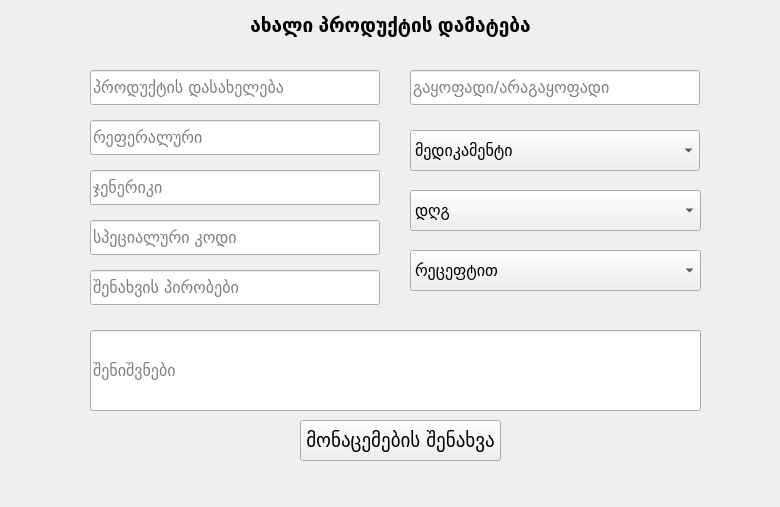
Old version of the form ui/add_product.ui in the repository nikokvirtia1984/Melodia_1.0.
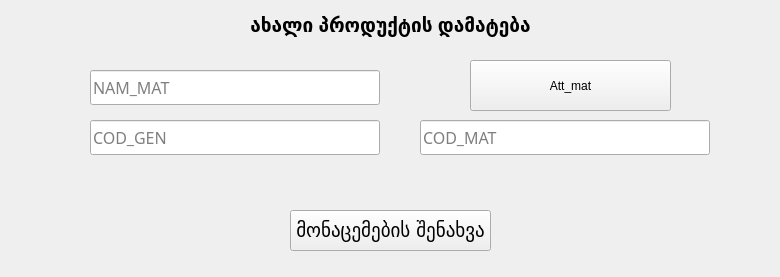
New version of the form.

What changed in the file:
```diff
--- a/ui/add_product.ui
+++ b/ui/add_product.ui
@@ -7,7 +7,7 @@
     <x>0</x>
     <y>0</y>
     <width>780</width>
-    <height>507</height>
+    <height>277</height>
    </rect>
   </property>
   <property name="windowTitle">
@@ -16,8 +16,8 @@
   <widget class="QPushButton" name="save_button">
    <property name="geometry">
     <rect>
-     <x>300</x>
-     <y>420</y>
+     <x>290</x>
+     <y>210</y>
      <width>201</width>
      <height>41</height>
     </rect>
@@ -71,7 +71,7 @@
     </font>
    </property>
    <property name="placeholderText">
-    <string>პროდუქტის დასახელება</string>
+    <string>NAM_MAT</string>
    </property>
   </widget>
   <widget class="QLineEdit" name="referral">
@@ -90,14 +90,14 @@
     </font>
    </property>
    <property name="placeholderText">
-    <string>რეფერალური</string>
+    <string>COD_GEN</string>
    </property>
   </widget>
   <widget class="QLineEdit" name="generic">
    <property name="geometry">
     <rect>
-     <x>90</x>
-     <y>170</y>
+     <x>420</x>
+     <y>120</y>
      <width>290</width>
      <height>35</height>
     </rect>
@@ -109,158 +109,20 @@
     </font>
    </property>
    <property name="placeholderText">
-    <string>ჯენერიკი</string>
+    <string>COD_MAT</string>
    </property>
   </widget>
-  <widget class="QLineEdit" name="spec_code">
+  <widget class="QPushButton" name="att_mat">
    <property name="geometry">
     <rect>
-     <x>90</x>
-     <y>220</y>
-     <width>290</width>
-     <height>35</height>
+     <x>470</x>
+     <y>60</y>
+     <width>201</width>
+     <height>51</height>
     </rect>
    </property>
-   <property name="font">
-    <font>
-     <family>BPG Glaho</family>
-     <pointsize>12</pointsize>
-    </font>
-   </property>
-   <property name="placeholderText">
-    <string>სპეციალური კოდი</string>
-   </property>
-  </widget>
-  <widget class="QLineEdit" name="storecon">
-   <property name="geometry">
-    <rect>
-     <x>90</x>
-     <y>270</y>
-     <width>290</width>
-     <height>35</height>
-    </rect>
-   </property>
-   <property name="font">
-    <font>
-     <family>BPG Glaho</family>
-     <pointsize>12</pointsize>
-    </font>
-   </property>
-   <property name="placeholderText">
-    <string>შენახვის პირობები</string>
-   </property>
-  </widget>
-  <widget class="QComboBox" name="category">
-   <property name="geometry">
-    <rect>
-     <x>410</x>
-     <y>130</y>
-     <width>290</width>
-     <height>41</height>
-    </rect>
-   </property>
-   <property name="font">
-    <font>
-     <family>BPG Glaho</family>
-     <pointsize>12</pointsize>
-    </font>
-   </property>
-   <item>
-    <property name="text">
-     <string>მედიკამენტი</string>
-    </property>
-   </item>
-   <item>
-    <property name="text">
-     <string>არამედიკამენტი</string>
-    </property>
-   </item>
-  </widget>
-  <widget class="QLineEdit" name="division">
-   <property name="geometry">
-    <rect>
-     <x>410</x>
-     <y>70</y>
-     <width>290</width>
-     <height>35</height>
-    </rect>
-   </property>
-   <property name="font">
-    <font>
-     <family>BPG Glaho</family>
-     <pointsize>12</pointsize>
-    </font>
-   </property>
-   <property name="placeholderText">
-    <string>გაყოფადი/არაგაყოფადი</string>
-   </property>
-  </widget>
-  <widget class="QComboBox" name="cc">
-   <property name="geometry">
-    <rect>
-     <x>410</x>
-     <y>190</y>
-     <width>291</width>
-     <height>41</height>
-    </rect>
-   </property>
-   <property name="font">
-    <font>
-     <pointsize>12</pointsize>
-    </font>
-   </property>
-   <item>
-    <property name="text">
-     <string>დღგ</string>
-    </property>
-   </item>
-   <item>
-    <property name="text">
-     <string>არა დღგ</string>
-    </property>
-   </item>
-  </widget>
-  <widget class="QComboBox" name="rec">
-   <property name="geometry">
-    <rect>
-     <x>410</x>
-     <y>250</y>
-     <width>291</width>
-     <height>41</height>
-    </rect>
-   </property>
-   <property name="font">
-    <font>
-     <pointsize>12</pointsize>
-    </font>
-   </property>
-   <item>
-    <property name="text">
-     <string>რეცეფტით</string>
-    </property>
-   </item>
-   <item>
-    <property name="text">
-     <string>ურეცეფტო</string>
-    </property>
-   </item>
-  </widget>
-  <widget class="QLineEdit" name="note">
-   <property name="geometry">
-    <rect>
-     <x>90</x>
-     <y>330</y>
-     <width>611</width>
-     <height>81</height>
-    </rect>
-   </property>
-   <property name="font">
-    <font>
-     <pointsize>12</pointsize>
-    </font>
-   </property>
-   <property name="placeholderText">
-    <string>შენიშვნები</string>
+   <property name="text">
+    <string>Att_mat</string>
    </property>
   </widget>
  </widget>
```
Left out of the diff: 16 changed lines with no effect on the pictures.
